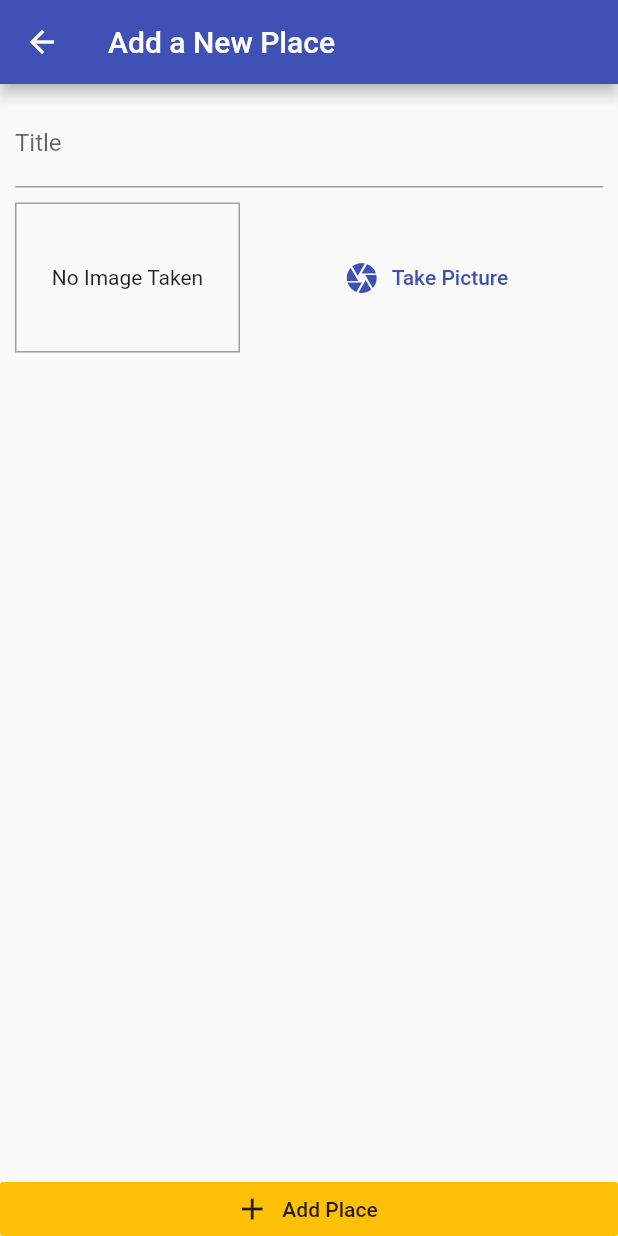
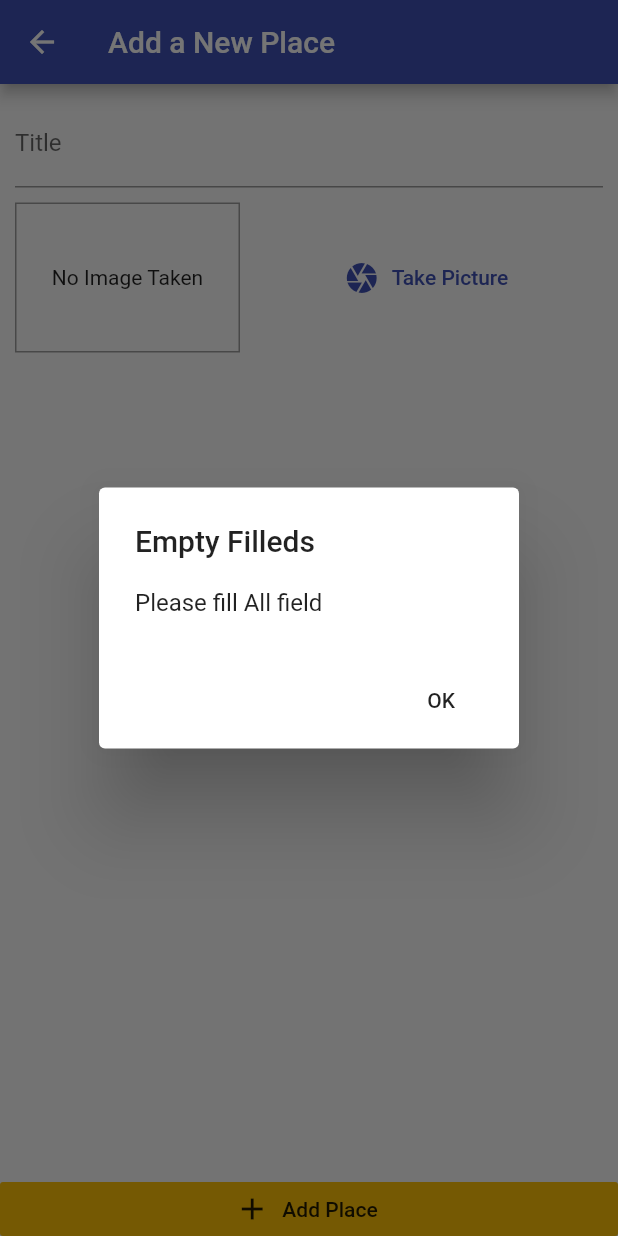
Before and after one commit to YhomiAce/great_places_app, a Flutter app: the AddPlace screen opened by its route, after a tap on "Add Place", on a phone screen of 412 x 824 dp. Run offline on Flutter 3.47's test engine with Material 2 defaults, Android fonts, the phone set to English and light mode, and no system bars; our stand-ins replace image_picker, sqflite; accounts and stored records are empty.

Commit message:
fetch data from sql table

```diff
--- a/lib/pages/add_place_screen.dart
+++ b/lib/pages/add_place_screen.dart
@@ -1,6 +1,9 @@
+import 'dart:io';
 import 'package:flutter/material.dart';
+import 'package:provider/provider.dart';
 
 import '../widgets/image_input.dart';
+import '../providers/great_places.dart';
 
 class AddPlace extends StatefulWidget {
   static const routeName = '/add-place';
@@ -11,6 +14,35 @@ class AddPlace extends StatefulWidget {
 
 class _AddPlaceState extends State<AddPlace> {
   final _titleController = TextEditingController();
+  File _pickedImage;
+
+  void _selectImage(File pickedImage) {
+    _pickedImage = pickedImage;
+  }
+
+  void _savePlace() {
+    if (_titleController.text.isEmpty || _pickedImage == null) {
+      showDialog(
+        context: context,
+        builder: (ctx) => AlertDialog(
+          content: Text('Please fill All field'),
+          title: Text('Empty Filleds'),
+          actions: [
+            FlatButton(
+              child: Text('OK'),
+              onPressed: () {
+                Navigator.of(context).pop();
+              },
+            )
+          ],
+        ),
+      );
+    }
+    Provider.of<GreatPlaces>(context, listen: false)
+        .addPlace(_titleController.text, _pickedImage);
+    Navigator.of(context).pop();
+  }
+
   @override
   Widget build(BuildContext context) {
     return Scaffold(
@@ -34,7 +66,7 @@ class _AddPlaceState extends State<AddPlace> {
                     SizedBox(
                       height: 10,
                     ),
-                    ImageInput(),
+                    ImageInput(_selectImage),
                   ],
                 ),
               ),
@@ -43,7 +75,7 @@ class _AddPlaceState extends State<AddPlace> {
           RaisedButton.icon(
             icon: Icon(Icons.add),
             label: Text('Add Place'),
-            onPressed: () {},
+            onPressed: _savePlace,
             elevation: 0,
             materialTapTargetSize: MaterialTapTargetSize.shrinkWrap,
             color: Theme.of(context).accentColor,
--- a/lib/pages/places_list_screen.dart
+++ b/lib/pages/places_list_screen.dart
@@ -1,6 +1,8 @@
 import 'package:flutter/material.dart';
+import 'package:provider/provider.dart';
 
 import 'add_place_screen.dart';
+import '../providers/great_places.dart';
 
 class PlacesListScreen extends StatelessWidget {
   @override
@@ -17,8 +19,26 @@ class PlacesListScreen extends StatelessWidget {
           ),
         ],
       ),
-      body: Center(
-        child: CircularProgressIndicator(),
+      body: Consumer<GreatPlaces>(
+        child: Center(
+          child: Text('Got no places yet, start adding some!!'),
+        ),
+        builder: (ctx, greatPlaces, ch) => greatPlaces.items.length <= 0
+            ? ch
+            : ListView.builder(
+                itemCount: greatPlaces.items.length,
+                itemBuilder: (ctx, i) => ListTile(
+                  leading: CircleAvatar(
+                    backgroundImage: FileImage(
+                      greatPlaces.items[i].image,
+                    ),
+                  ),
+                  title: Text(
+                    greatPlaces.items[i].title,
+                  ),
+                  onTap: () {},
+                ),
+              ),
       ),
     );
   }
--- a/lib/providers/great_places.dart
+++ b/lib/providers/great_places.dart
@@ -1,6 +1,9 @@
+import 'dart:io';
+
 import 'package:flutter/foundation.dart';
 
 import '../models/place.dart';
+import '../helpers/db_helper.dart';
 
 class GreatPlaces with ChangeNotifier {
   List<Place> _items = [];
@@ -8,4 +11,37 @@ class GreatPlaces with ChangeNotifier {
   List<Place> get items {
     return [..._items];
   }
+
+  void addPlace(
+    String title,
+    File pickedImage,
+  ) {
+    final newPlace = Place(
+      id: DateTime.now().toString(),
+      title: title,
+      image: pickedImage,
+      location: null,
+    );
+    _items.add(newPlace);
+    notifyListeners();
+    DBHelper.insert('places', {
+      'id': newPlace.id,
+      'title': newPlace.title,
+      'image': newPlace.image.path,
+    });
+  }
+
+  Future<void> fetchAndSetPlaces() async {
+    final dataList = await DBHelper.getData('places');
+
+   _items = dataList
+        .map((place) => Place(
+              id: place['id'],
+              title: place['title'],
+              location: null,
+              image: File(place['image']),
+            ))
+        .toList();
+    notifyListeners();
+  }
 }
--- a/lib/widgets/image_input.dart
+++ b/lib/widgets/image_input.dart
@@ -5,6 +5,8 @@ import 'package:path/path.dart' as path;
 import 'package:path_provider/path_provider.dart' as sysPath;
 
 class ImageInput extends StatefulWidget {
+  final Function onSelectImage;
+  ImageInput(this.onSelectImage);
   @override
   _ImageInputState createState() => _ImageInputState();
 }
@@ -18,6 +20,9 @@ class _ImageInputState extends State<ImageInput> {
       source: ImageSource.camera,
       maxWidth: 600,
     );
+    if (imageFile == null) {
+      return;
+    }
     final image = File(imageFile.path);
     setState(() {
       _storedImage = image;
@@ -27,6 +32,7 @@ class _ImageInputState extends State<ImageInput> {
     final fileName = path.basename(image.path);
 
     final savedImage = await image.copy('${appDir.path}/$fileName');
+    widget.onSelectImage(savedImage);
   }
 
   @override
--- a/pubspec.yaml
+++ b/pubspec.yaml
@@ -27,6 +27,7 @@ dependencies:
   image_picker: ^0.8.4
   path_provider: ^2.0.0
   path: ^1.8.0
+  sqflite: ^2.0.2
 
   # The following adds the Cupertino Icons font to your application.
   # Use with the CupertinoIcons class for iOS style icons.
```
Also changed, not shown: lib/helpers/db_helper.dart (added, +28 -0 lines), pubspec.lock.
